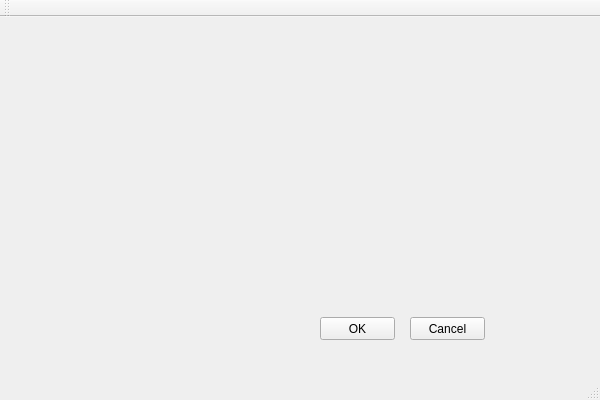
Before: the Qt Designer form qtApp1/qtapp1.ui in PatrickHsueh/gitWorkshop, drawn with Qt 5.
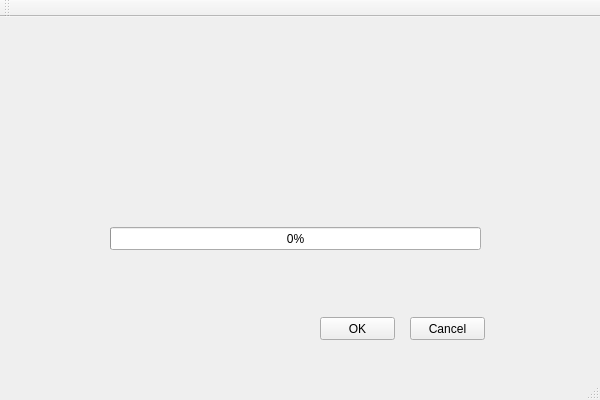
After: the same form once the commit is applied.

```diff
--- a/qtApp1/qtapp1.ui
+++ b/qtApp1/qtapp1.ui
@@ -40,6 +40,19 @@
      <string>Cancel</string>
     </property>
    </widget>
+   <widget class="QProgressBar" name="progressBar">
+    <property name="geometry">
+     <rect>
+      <x>110</x>
+      <y>210</y>
+      <width>371</width>
+      <height>23</height>
+     </rect>
+    </property>
+    <property name="value">
+     <number>0</number>
+    </property>
+   </widget>
   </widget>
   <widget class="QMenuBar" name="menuBar">
    <property name="geometry">
```
Left out of the diff: 4 changed lines with no effect on the pictures.
